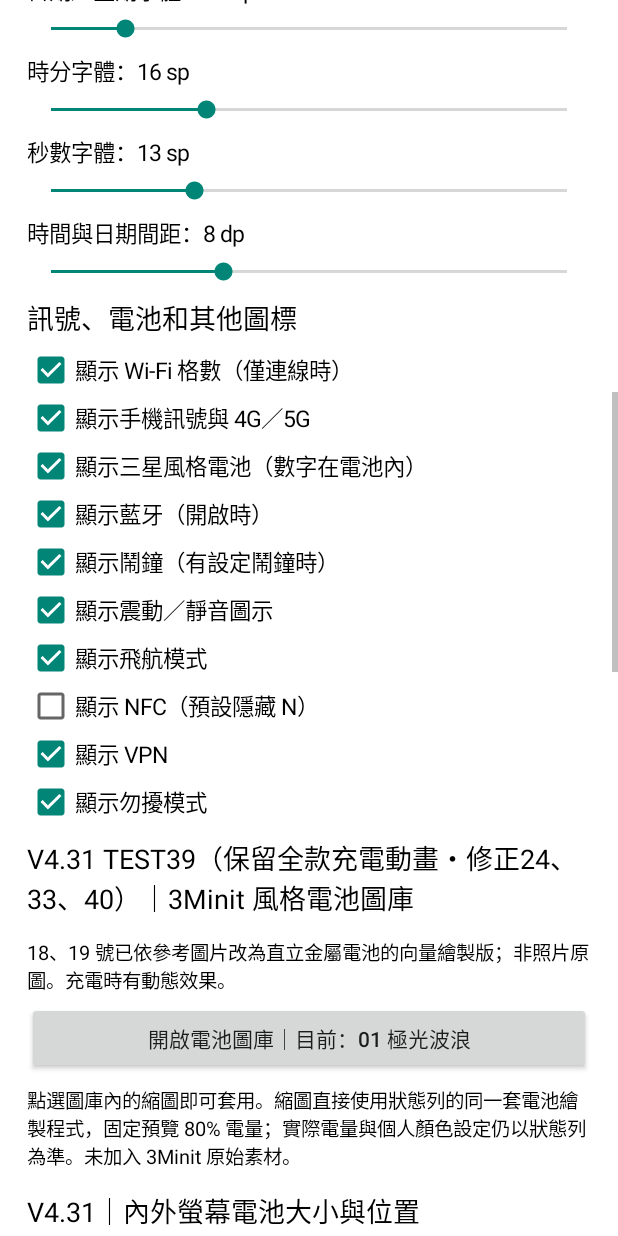
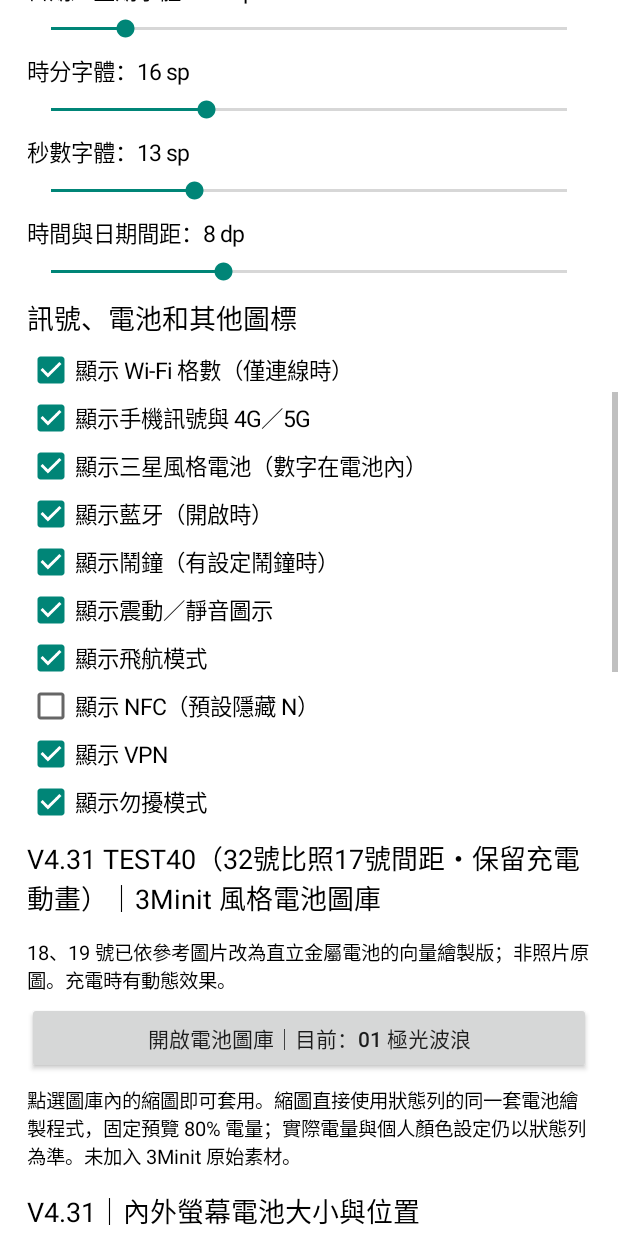
Before and after one commit to tel24827177-afk/Samsung-StatusBar-V431, an Android app: the StatusBarSettingsActivity screen opened directly, with no data from a screen before it, scrolled down 1153 dp, on a phone screen of 412 x 824 dp. Run offline under Robolectric (Android 15) with nearby library versions, the phone set to English and light mode, and no system bars.

Commit message:
TEST40: show style 32 spacing-only revision in settings

```diff
--- a/app/src/main/java/com/samsung/colorstatusbar/StatusBarSettingsActivity.java
+++ b/app/src/main/java/com/samsung/colorstatusbar/StatusBarSettingsActivity.java
@@ -242,7 +242,7 @@ public class StatusBarSettingsActivity extends Activity {
         addCheckBox("show_nfc", "顯示 NFC（預設隱藏 N）", false);
         addCheckBox("show_vpn", "顯示 VPN", true);
         addCheckBox("show_dnd", "顯示勿擾模式", true);
-        heading("V4.31 TEST39（保留全款充電動畫・修正24、33、40）｜3Minit 風格電池圖庫", 18);
+        heading("V4.31 TEST40（32號比照17號間距・保留充電動畫）｜3Minit 風格電池圖庫", 18);
         note("18、19 號已依參考圖片改為直立金屬電池的向量繪製版；非照片原圖。充電時有動態效果。");
         final String[] batteryStyles = {
             "01 極光波浪", "02 V4.30 原版電池", "03 RGB 五色", "04 數字電量光環",
```
